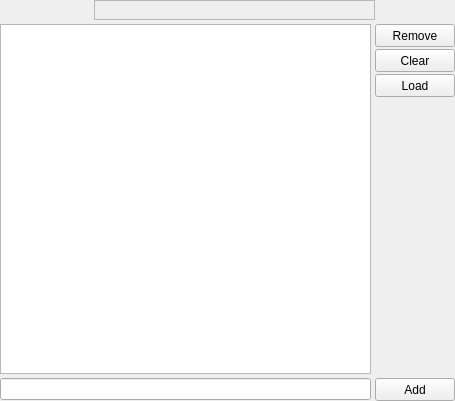
This is sub3suite/src/widgets/InputWidget.ui in 3nock/OTE as Qt 5 draws it before an edit. The edited form follows.
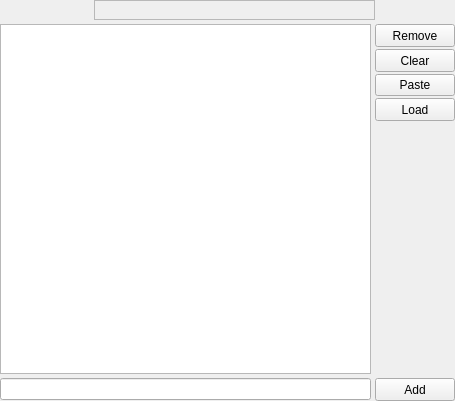
This is the edited form.

The edit to the form file:
```diff
--- a/sub3suite/src/widgets/InputWidget.ui
+++ b/sub3suite/src/widgets/InputWidget.ui
@@ -136,6 +136,13 @@
          </property>
         </widget>
        </item>
+       <item>
+        <widget class="QPushButton" name="buttonPaste">
+         <property name="text">
+          <string>Paste</string>
+         </property>
+        </widget>
+       </item>
        <item>
         <widget class="QPushButton" name="buttonLoad">
          <property name="minimumSize">
```
